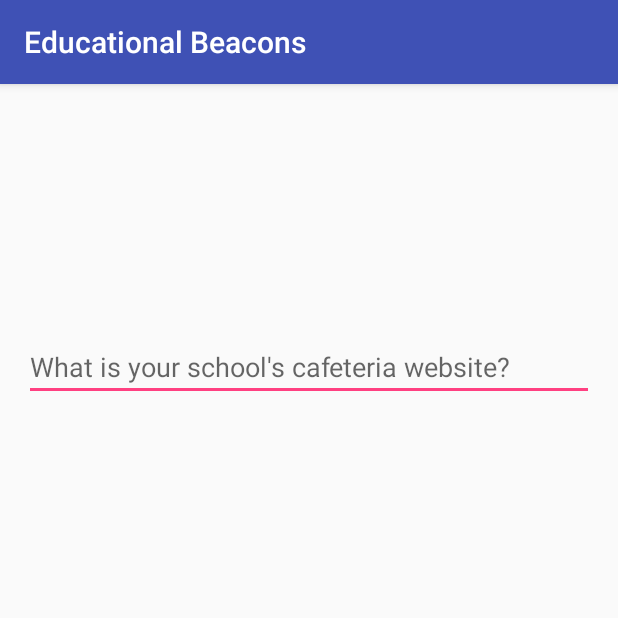
After one commit to UHMC/Educational_Beacons, an Android app: the SetupActivity screen opened directly, with no data from a screen before it, on a phone screen of 412 x 824 dp, the top half of it. The commit adds this screen. Run offline under Robolectric (Android 15) with nearby library versions, the phone set to English and light mode, and no system bars.

Commit message:
Add SetupActivity and MonitoringActivity

```diff
--- a/app/src/main/AndroidManifest.xml
+++ b/app/src/main/AndroidManifest.xml
@@ -1,7 +1,9 @@
 <?xml version="1.0" encoding="utf-8"?>
 <manifest xmlns:android="http://schemas.android.com/apk/res/android"
     package="edu.hawaii.maui.index.educationalbeacons">
+
     <uses-permission android:name="android.permission.INTERNET" />
+
     <application
         android:allowBackup="true"
         android:icon="@mipmap/ic_launcher"
@@ -16,7 +18,9 @@
             </intent-filter>
         </activity>
         <activity android:name=".EddystoneURL" />
-        <activity android:name=".EddystoneEID"></activity>
+        <activity android:name=".EddystoneEID" />
+        <activity android:name=".SetupActivity" />
+        <activity android:name=".MonitoringActivity"></activity>
     </application>
 
 </manifest>
--- /dev/null
+++ b/app/src/main/java/edu/hawaii/maui/index/educationalbeacons/SetupActivity.java
@@ -0,0 +1,29 @@
+package edu.hawaii.maui.index.educationalbeacons;
+
+import android.support.v7.app.AppCompatActivity;
+import android.os.Bundle;
+
+import java.io.File;
+import java.io.FileWriter;
+
+public class SetupActivity extends AppCompatActivity {
+
+    @Override
+    protected void onCreate(Bundle savedInstanceState) {
+        super.onCreate(savedInstanceState);
+        setContentView(R.layout.activity_setup);
+
+        FileWriter fw;
+        File file = new File(getFilesDir().getPath().toString() + "/website.txt");
+        try {
+            file.createNewFile();
+            fw = new FileWriter(file, true);
+            fw.write("http://yourschool.com");
+            fw.flush();
+            fw.close();
+
+        } catch (Exception e) {
+            e.printStackTrace();
+        }
+    }
+}
--- /dev/null
+++ b/app/src/main/res/layout/activity_setup.xml
@@ -0,0 +1,21 @@
+<?xml version="1.0" encoding="utf-8"?>
+<RelativeLayout xmlns:android="http://schemas.android.com/apk/res/android"
+    xmlns:tools="http://schemas.android.com/tools"
+    android:layout_width="match_parent"
+    android:layout_height="match_parent"
+    android:paddingBottom="@dimen/activity_vertical_margin"
+    android:paddingLeft="@dimen/activity_horizontal_margin"
+    android:paddingRight="@dimen/activity_horizontal_margin"
+    android:paddingTop="@dimen/activity_vertical_margin"
+    tools:context="edu.hawaii.maui.index.educationalbeacons.SetupActivity">
+    <EditText
+        android:id="@+id/email_address"
+        android:layout_width="fill_parent"
+        android:layout_height="wrap_content"
+        android:hint="What is your school's cafeteria website?"
+        android:inputType="textUri"
+        android:layout_alignParentTop="true"
+        android:layout_alignParentLeft="true"
+        android:layout_alignParentStart="true"
+        android:layout_marginTop="150dp" />
+</RelativeLayout>
```
Also changed, not shown: app/src/main/java/edu/hawaii/maui/index/educationalbeacons/MainActivity.java (+15 -0 lines), app/src/main/java/edu/hawaii/maui/index/educationalbeacons/MonitoringActivity.java (added, +13 -0 lines), app/src/main/res/layout/activity_main.xml (+23 -2 lines), app/src/main/res/layout/activity_monitoring.xml (added, +12 -0 lines).
